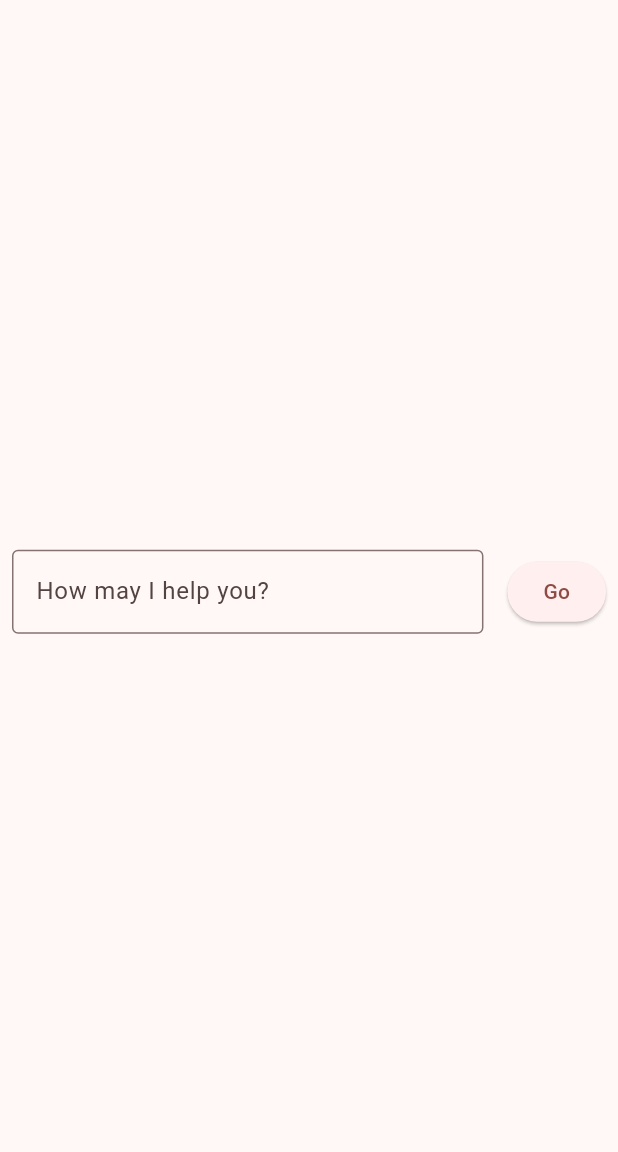
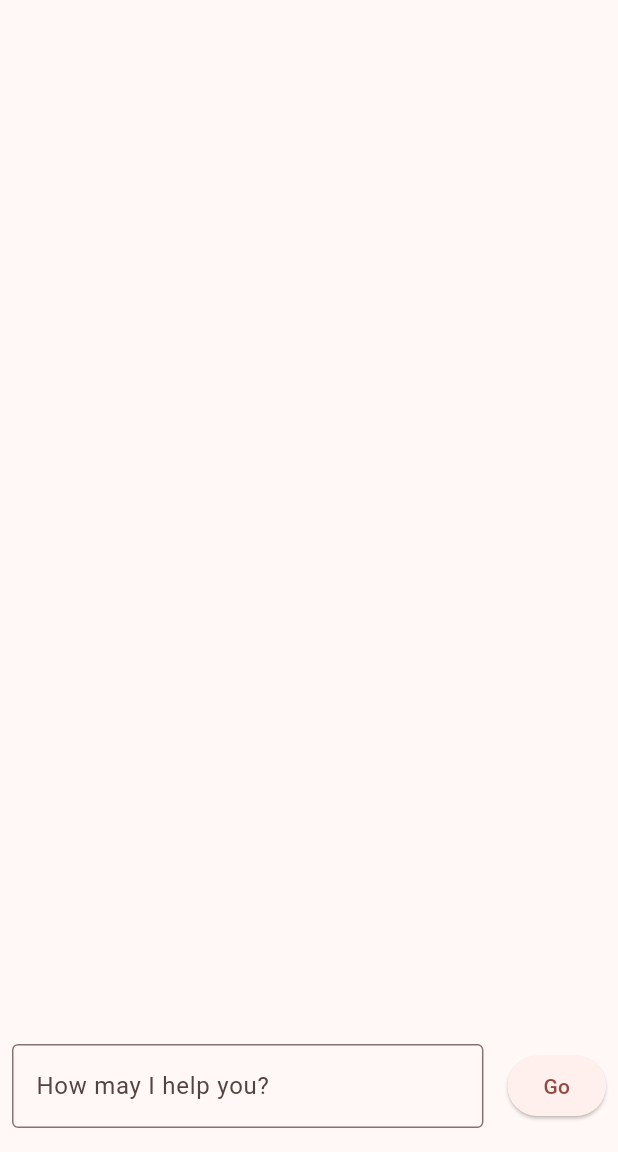
Before and after one commit to raeessattar/chatgpt, a Flutter app: the screen it shows after launch, after a tap on "Go", on a phone screen of 412 x 824 dp, the part 84-1236 px from its top. Run offline on Flutter 3.47's test engine with Material 3 defaults, Android fonts, the phone set to English and light mode, and no system bars; our stand-ins replace flutter_dotenv.

Commit message:
app is working good and maintaining conversation for the time being

```diff
--- a/lib/api_calls.dart
+++ b/lib/api_calls.dart
@@ -1,4 +1,3 @@
-
 import 'package:http/http.dart' as http;
 import 'dart:convert';
 
@@ -23,10 +22,6 @@ Future<ChatGPT> fetchData(String query, String? api_key) async {
   print(response.body);
   return ChatGPT.fromJson(jsonDecode(response.body));
 }
-
-
-
-
 
 class ChatGPT {
   final String object;
@@ -55,6 +50,17 @@ class ChatGPTmessage {
   }
 }
 
+class Conversation {
+  final String role;
+  final String response;
+
+  const Conversation({required this.role, required this.response});
+
+  factory Conversation.fromJson(mmodel, rresponse) {
+    return Conversation(role: mmodel, response: rresponse);
+  }
+}
+
 
 
 // {
--- a/lib/main.dart
+++ b/lib/main.dart
@@ -4,7 +4,17 @@ import 'package:chatgpt/api_calls.dart';
 import 'package:flutter/material.dart';
 import 'package:flutter_dotenv/flutter_dotenv.dart';
 
+///
+///to store value of multiple response we will make list of responses
+///and print the list
+///there will be two lists one of myController and second of data
+///then print one by one
+
 String? apiKey;
+const String roleUser = 'user';
+const String roleChatGPT = 'chatgpt';
+bool generatingResponse = false;
+
 void main() async {
   await dotenv.load(fileName: ".env");
   apiKey = dotenv.env["API_KEY"];
@@ -22,7 +32,7 @@ class MyApp extends StatelessWidget {
       title: 'Chat GPT App',
       theme: ThemeData(
         colorScheme:
-            ColorScheme.fromSeed(seedColor: Color.fromARGB(255, 105, 15, 15)),
+            ColorScheme.fromSeed(seedColor: Color.fromARGB(172, 134, 2, 2)),
         useMaterial3: true,
       ),
       home: const MyHomePage(title: 'Chat GPT'),
@@ -39,11 +49,9 @@ class MyHomePage extends StatefulWidget {
 }
 
 class _MyHomePageState extends State<MyHomePage> {
+  List<Conversation> conversation = [];
   final myController = TextEditingController();
   ChatGPT? data;
-  void _incrementCounter() {
-    setState(() {});
-  }
 
   @override
   Widget build(BuildContext context) {
@@ -52,21 +60,51 @@ class _MyHomePageState extends State<MyHomePage> {
         backgroundColor: Theme.of(context).colorScheme.inversePrimary,
         title: Text(widget.title),
       ),
-      body: Center(
-        child: Column(
-          mainAxisAlignment: MainAxisAlignment.center,
+      body: Column(
+        mainAxisAlignment: MainAxisAlignment.end,
         children: <Widget>[
-            if(data?.message.content == null)
+          if (data?.message.content == null)
             Text('')
           else
             Expanded(
-                child: SingleChildScrollView(
                 child: Padding(
-                    padding: const EdgeInsets.symmetric(horizontal: 8, vertical: 16),
+              padding: const EdgeInsets.all(10.0),
+              child: ListView.builder(
+                  itemCount: conversation.length,
+                  itemBuilder: ((context, index) {
+                    return Card(
+                      color: conversation[index].role == roleUser
+                          ? Theme.of(context)
+                              .colorScheme
+                              .inversePrimary //Color(0x89ABE3FF)
+                          : Theme.of(context)
+                              .colorScheme
+                              .onPrimary, //Color(0xFCF6F5FF),
+                      margin: conversation[index].role == roleUser
+                          ? EdgeInsets.only(left: 100, top: 10)
+                          : EdgeInsets.only(right: 100, top: 10),
+                      child: Padding(
+                        padding: const EdgeInsets.all(8.0),
                         child: Text(
-                      '${data?.message.content}',
+                          textAlign: TextAlign.left,
+                          conversation[index].response,
+                          style: TextStyle(
+                            color: Colors.grey[800],
+                            fontStyle: FontStyle.italic,
+                            fontFamily: 'Open Sans',
                           ),
                         ),
+                      ),
+                    );
+                  })),
+            )),
+          if (generatingResponse)
+            Text(
+              'Generating Response',
+              style: TextStyle(
+                color: Colors.grey[800],
+                fontStyle: FontStyle.italic,
+                fontFamily: 'Open Sans',
               ),
             ),
           Row(
@@ -88,8 +126,30 @@ class _MyHomePageState extends State<MyHomePage> {
                 child: ElevatedButton(
                   child: const Text('Go'),
                   onPressed: () async {
+                    //check the data in text field if the data is enetered
+                    if (myController.text == '') {
+                      return null;
+                    } else {
+                      conversation.add(
+                          Conversation.fromJson(roleUser, myController.text));
+                      setState(() {
+                        //calling setState for showing sent message and displaying
+                        // the generating response value
+                        generatingResponse = true;
+                      });
+
                       data = await fetchData(myController.text, apiKey);
-                      setState(() {});
+                      conversation.add(Conversation.fromJson(
+                          roleChatGPT, data!.message.content));
+
+                      //checking null value, then making flag true & when data
+                      // is not null we call setState and making flag false again
+                      if (data?.message.content != 'null')
+                        setState(() {
+                          generatingResponse = false;
+                          myController.clear();
+                        });
+                    }
                   },
                 ),
               )
@@ -97,12 +157,6 @@ class _MyHomePageState extends State<MyHomePage> {
           ),
         ],
       ),
-      ),
-      // floatingActionButton: FloatingActionButton(
-      //   onPressed: _incrementCounter,
-      //   tooltip: 'Increment',
-      //   child: const Icon(Icons.add),
-      // ),
     );
   }
 }
```
Lines whose indentation alone changed are shown as unchanged.
